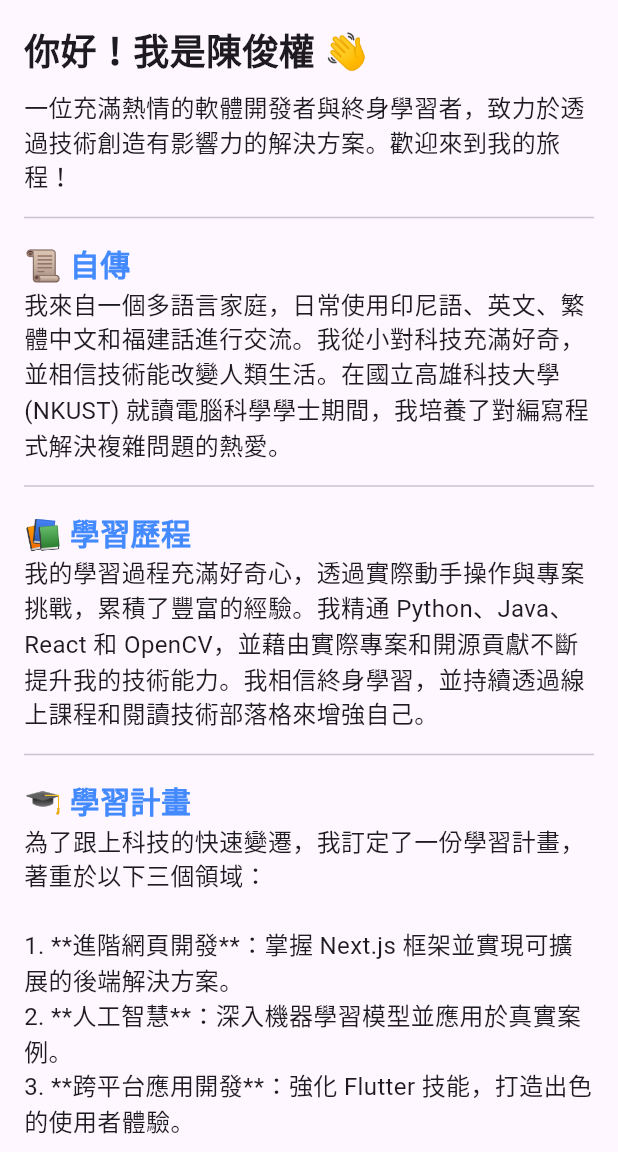
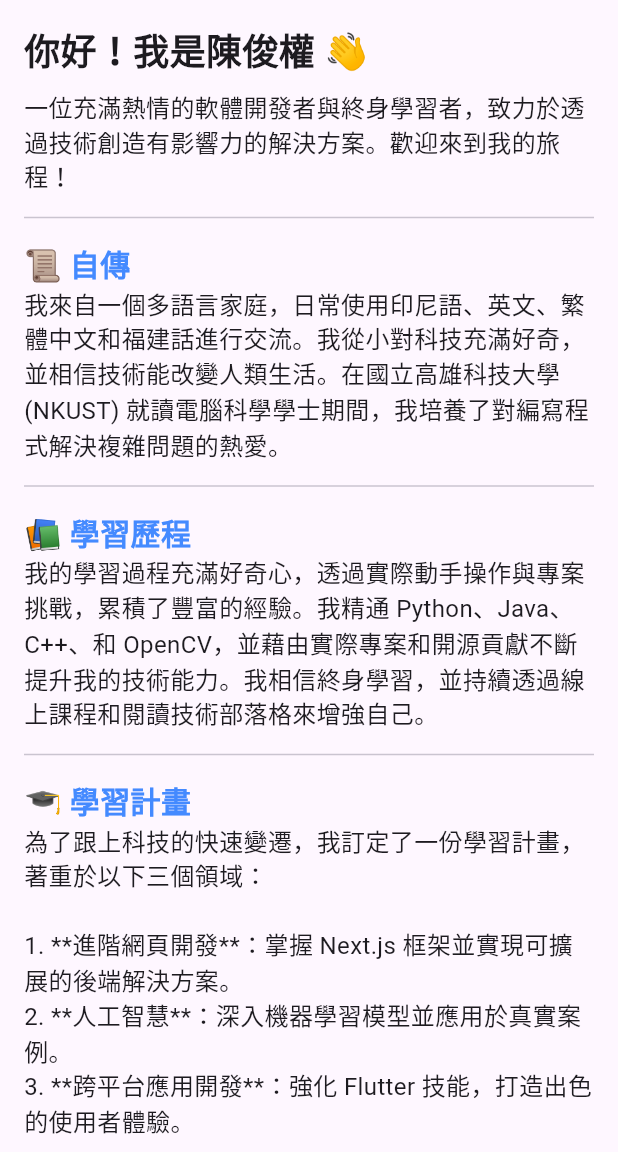
Before and after one commit to darrenchien-lab/1131APP-Autobiography, a Flutter app: the screen it shows after launch, on a phone screen of 412 x 824 dp, the part 84-1236 px from its top. Run offline on Flutter 3.47's test engine with Material 3 defaults, Android fonts, the phone set to English and light mode, and no system bars.

Commit message:
main.dart

```diff
--- a/lib/main.dart
+++ b/lib/main.dart
@@ -11,7 +11,7 @@ class MyPortfolioApp extends StatelessWidget {
   Widget build(BuildContext context) {
     return MaterialApp(
       title: '陳俊權的個人簡介',
-      home: const Scaffold(
+      home: Scaffold(
         appBar: AppBar(
           title: Text('🌟 陳俊權的個人簡介 🌟'),
           backgroundColor: Colors.blueAccent,
@@ -51,7 +51,7 @@ class PortfolioContent extends StatelessWidget {
           Divider(height: 32),
           SectionHeader(title: "📚 學習歷程"),
           Text(
-            "我的學習過程充滿好奇心，透過實際動手操作與專案挑戰，累積了豐富的經驗。我精通 Python、Java、React 和 OpenCV，"
+            "我的學習過程充滿好奇心，透過實際動手操作與專案挑戰，累積了豐富的經驗。我精通 Python、Java、C++、和 OpenCV，"
             "並藉由實際專案和開源貢獻不斷提升我的技術能力。我相信終身學習，並持續透過線上課程和閱讀技術部落格來增強自己。",
             style: TextStyle(fontSize: 16),
           ),
```
